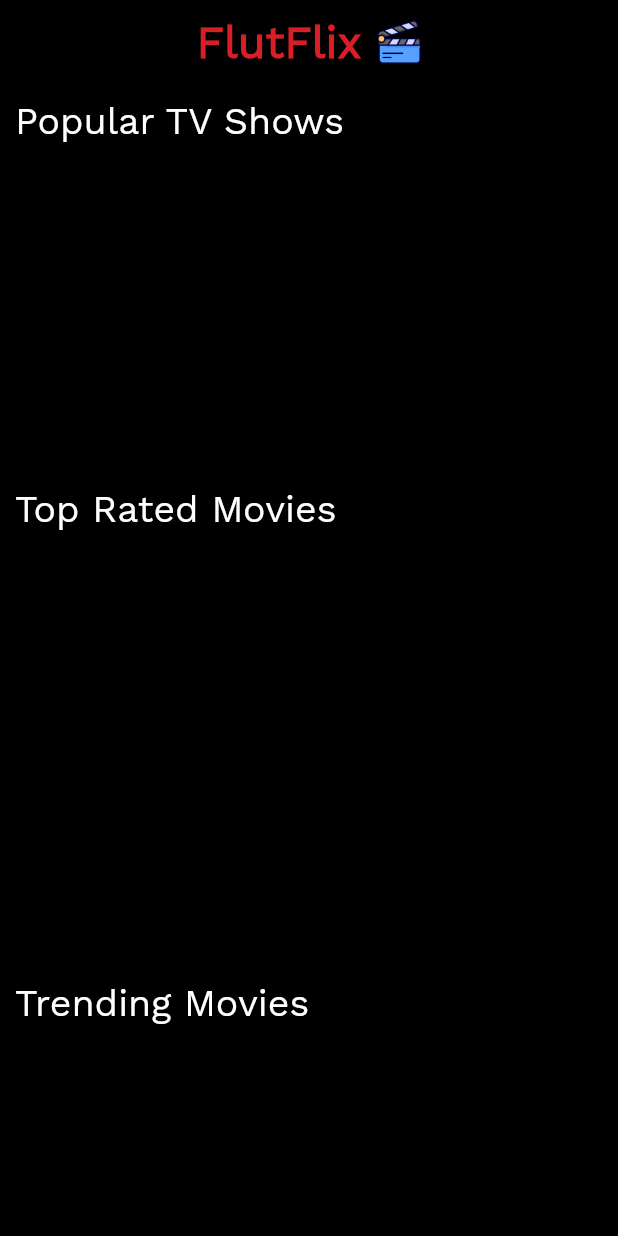
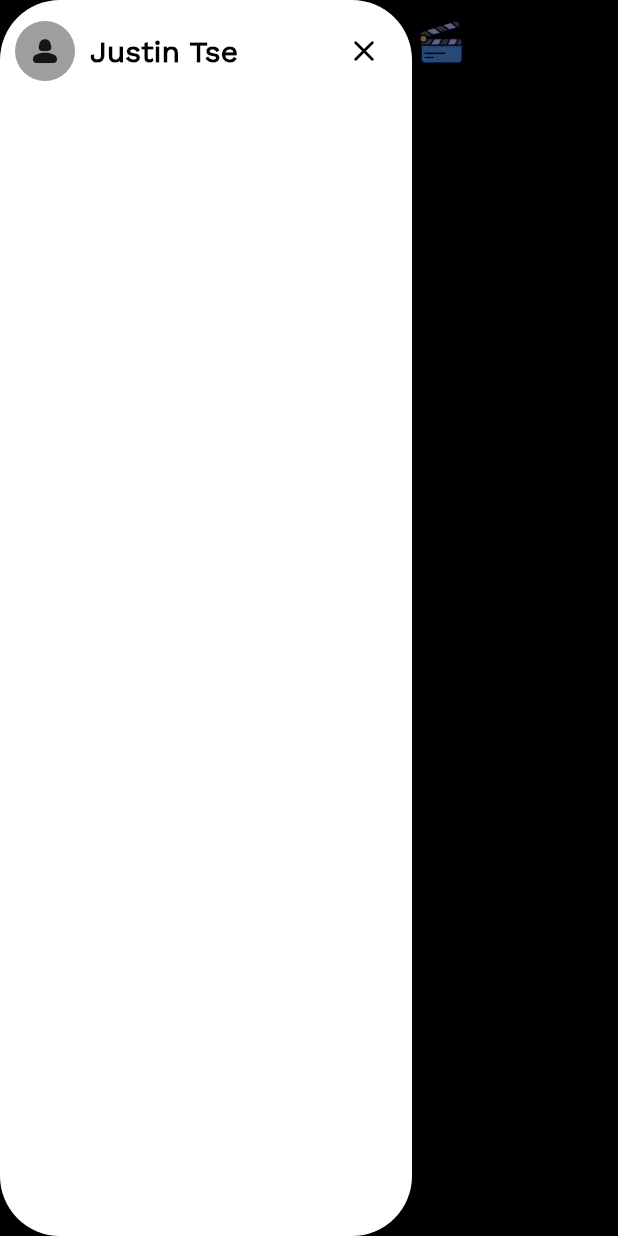
Before and after one commit to karkiayush/FlutFlix, a Flutter app: the screen it shows after launch, with the side drawer open (before the commit the screen has no drawer), on a phone screen of 412 x 824 dp. Run offline on Flutter 3.47's test engine with Material 2 defaults, Android fonts, the light colour scheme and no system bars; missing offline and left inert: tmdb_api.

Commit message:
Making the sidebar for navigation

```diff
--- a/lib/main.dart
+++ b/lib/main.dart
@@ -1,6 +1,7 @@
 // ignore_for_file: prefer_const_constructors, unused_local_variable, avoid_print, prefer_const_literals_to_create_immutables
 
 import 'package:flutter/material.dart';
+import 'package:movie_recommendation_app/utils/navbar_drawer.dart';
 import 'package:movie_recommendation_app/utils/text.dart';
 import 'package:movie_recommendation_app/widgets/top_rated_movies.dart';
 import 'package:movie_recommendation_app/widgets/tv_shows.dart';
@@ -101,6 +102,7 @@ class _HomeState extends State<Home> {
   @override
   Widget build(BuildContext context) {
     return Scaffold(
+      drawer: NavbarDrawer(),
       backgroundColor: Colors.black,
       appBar: AppBar(
         backgroundColor: Colors.black,
--- /dev/null
+++ b/lib/utils/navbar_drawer.dart
@@ -0,0 +1,63 @@
+// ignore_for_file: prefer_const_constructors, prefer_const_literals_to_create_immutables, avoid_unnecessary_containers
+
+import 'package:flutter/material.dart';
+import 'package:movie_recommendation_app/main.dart';
+import 'package:movie_recommendation_app/utils/text.dart';
+
+class NavbarDrawer extends StatelessWidget {
+  const NavbarDrawer({super.key});
+
+  @override
+  Widget build(BuildContext context) {
+    bool isLogedIn = false;
+    return Container(
+      height: MediaQuery.of(context).size.height,
+      width: MediaQuery.of(context).size.width / 1.5,
+      decoration: BoxDecoration(
+        borderRadius: BorderRadius.circular(40),
+        color: Colors.white,
+      ),
+      child: SafeArea(
+        child: Padding(
+          padding: const EdgeInsets.only(left: 10, top: 10),
+          child: Column(
+            children: [
+              Row(
+                children: [
+                  CircleAvatar(
+                    child: isLogedIn == true
+                        ? Image(
+                            image: AssetImage('images/film-slate.png'),
+                            fit: BoxFit.cover,
+                          )
+                        : Icon(
+                            Icons.person_2_rounded,
+                          ),
+                  ),
+                  Container(
+                      margin: EdgeInsets.only(left: 10),
+                      child: ModifiedText(
+                        text: "Justin Tse",
+                        color: Colors.black,
+                        size: 20,
+                        weight: FontWeight.bold,
+                      )),
+                  Spacer(),
+                  TextButton(
+                      onPressed: () {
+                        Navigator.push(context,
+                            MaterialPageRoute(builder: (context) => Home()));
+                      },
+                      child: Icon(
+                        Icons.close_rounded,
+                        color: Colors.black,
+                      ))
+                ],
+              )
+            ],
+          ),
+        ),
+      ),
+    );
+  }
+}
```
